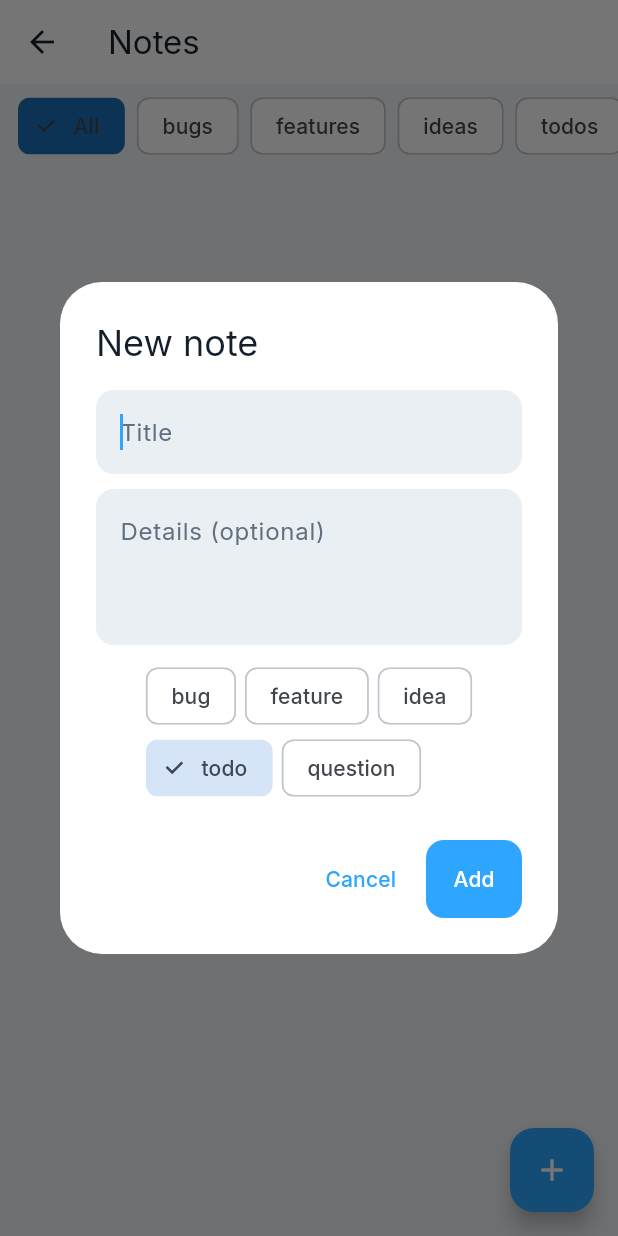
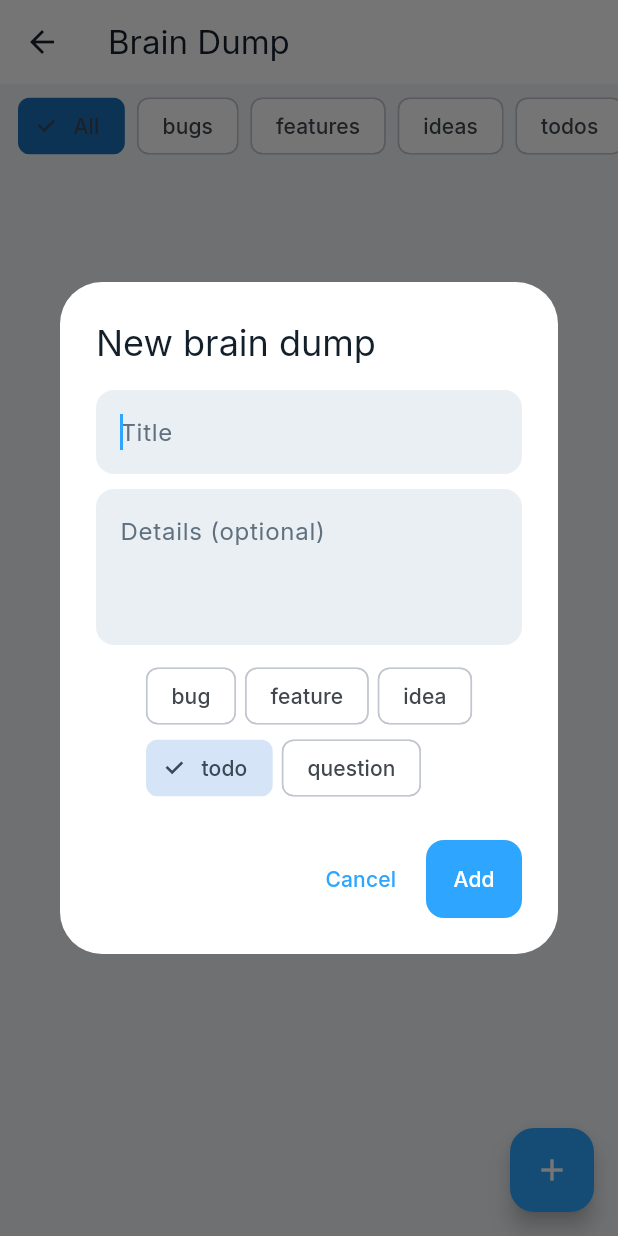
Before and after one commit to chandrapavan1104/code-as-a-chat, a Flutter app: the NotesScreen screen opened directly, after a tap on the "add" icon, on a phone screen of 412 x 824 dp. Run offline on Flutter 3.47's test engine with Material 3 defaults, Android fonts, the phone set to English and light mode, and no system bars; our stand-ins replace dio, firebase_core, firebase_messaging, flutter_local_notifications, flutter_riverpod, flutter_secure_storage and 1 more; accounts and stored records are empty.

Commit message:
feat(app): rename Notes to Brain Dump
Screen title, the 'new' dialog, and the dashboard tile now read 'Brain Dump'.
Display-only — the notes skill, storage, and /notes command are unchanged.

Co-Authored-By: Claude Opus 4.8 <noreply@anthropic.com>

```diff
--- a/clients/gajala/lib/screens/dashboard_screen.dart
+++ b/clients/gajala/lib/screens/dashboard_screen.dart
@@ -13,7 +13,7 @@ import 'usage_screen.dart';
 import 'mac_screen.dart';
 
 // Display-label overrides for skill tiles (the screen behind is unchanged).
-const _tileLabels = {'usage': 'codaur'};
+const _tileLabels = {'usage': 'codaur', 'notes': 'brain dump'};
 
 const _icons = {
   'claude': Icons.code, 'codex': Icons.terminal, 'antigravity': Icons.auto_awesome,
--- a/clients/gajala/lib/screens/notes_screen.dart
+++ b/clients/gajala/lib/screens/notes_screen.dart
@@ -25,7 +25,7 @@ class _NotesScreenState extends ConsumerState<NotesScreen> {
   Widget build(BuildContext context) {
     final notesAsync = ref.watch(notesProvider);
     return Scaffold(
-      appBar: AppBar(title: const Text('Notes')),
+      appBar: AppBar(title: const Text('Brain Dump')),
       body: Column(children: [
         SizedBox(
           height: 48,
@@ -83,7 +83,7 @@ class _NotesScreenState extends ConsumerState<NotesScreen> {
       context: context,
       builder: (c) => StatefulBuilder(builder: (c, setLocal) => AlertDialog(
         backgroundColor: context.pal.surface,
-        title: const Text('New note'),
+        title: const Text('New brain dump'),
         content: Column(mainAxisSize: MainAxisSize.min, children: [
           TextField(controller: title, decoration: const InputDecoration(hintText: 'Title'), autofocus: true),
           const SizedBox(height: 10),
```
